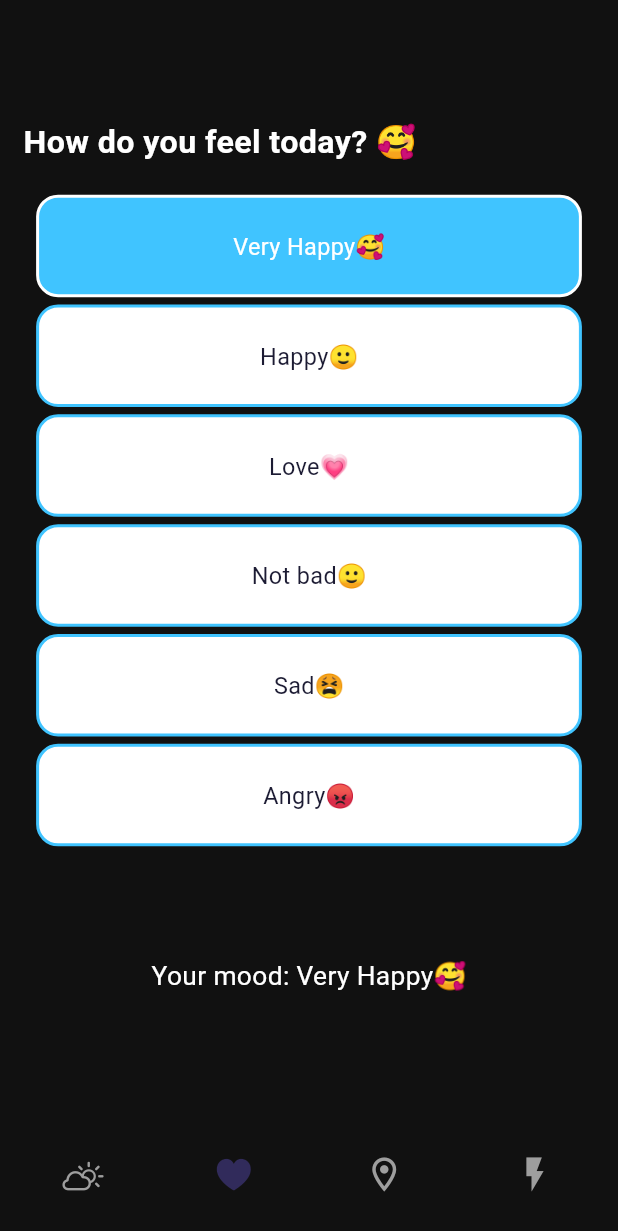
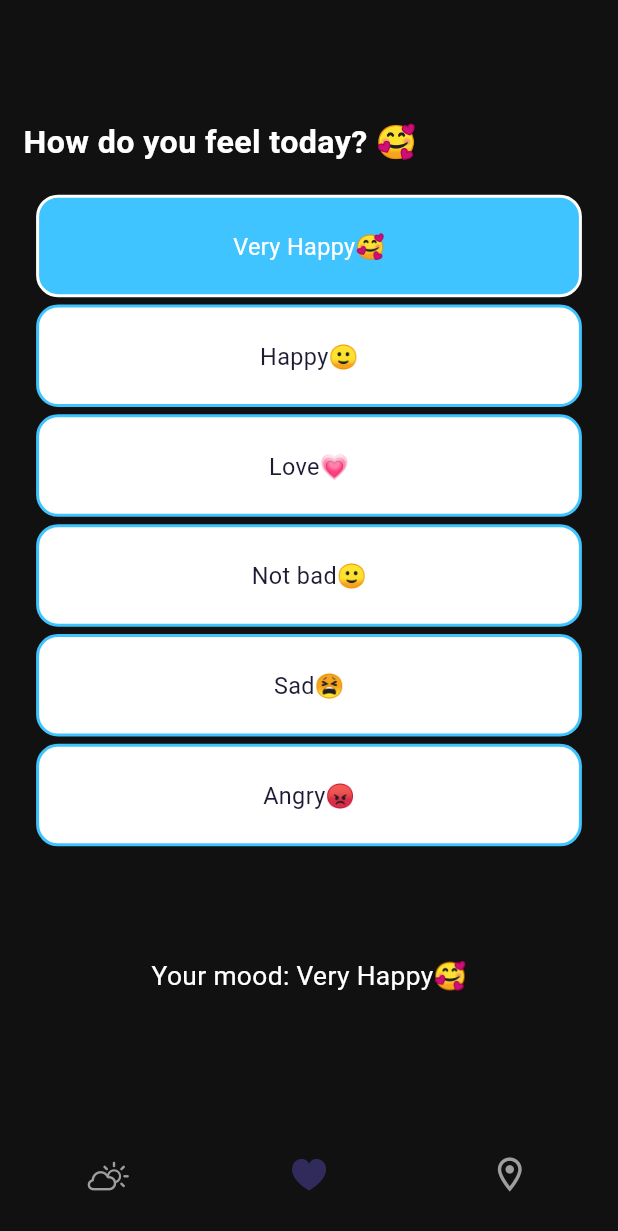
Before and after one commit to fathyyoussef1310/WeatherApp, a Flutter app: the Layoutscreen screen opened by its route, item 2 of the bottom bar chosen, on a phone screen of 412 x 824 dp. Shown: the top 1231 px of the screen. Run offline on Flutter 3.47's test engine with Material 3 defaults, Android fonts, the phone set to English and light mode, and no system bars; our stand-ins replace flutter_bloc, flutter_screenutil, geolocator, get, google_fonts, google_maps_flutter and 3 more; accounts and stored records are empty; Roboto replaces fonts that are missing (Abel).

Commit message:
Weather app Done

```diff
--- a/lib/Core/RoutesManager.dart
+++ b/lib/Core/RoutesManager.dart
@@ -4,7 +4,6 @@ import 'package:weatherapp/Ui/Features/LayoutScreen.dart';
 import 'package:weatherapp/Ui/Features/Map/Map.dart';
 import 'package:weatherapp/Ui/Features/Mode/moodeScreen.dart';
 import 'package:weatherapp/Ui/Features/SplashScreen2.dart';
-import 'package:weatherapp/Ui/Features/profile/Profile.dart';
 import 'package:weatherapp/Ui/SplashScreen.dart';
 
 class RoutesManager{
@@ -29,8 +28,6 @@ class RoutesManager{
         return CupertinoPageRoute(builder: (_)=> Moodescreen());
       case map:
         return CupertinoPageRoute(builder: (_)=> MapSample());
-      case profile:
-        return CupertinoPageRoute(builder: (_)=> Profile());
     }
   }
 }
--- a/lib/Ui/Features/LayoutScreen.dart
+++ b/lib/Ui/Features/LayoutScreen.dart
@@ -5,8 +5,6 @@ import 'package:weatherapp/Core/ColorsManager.dart';
 import 'package:weatherapp/Ui/Features/Home/HomeScreen.dart';
 import 'package:weatherapp/Ui/Features/Map/Map.dart';
 import 'package:weatherapp/Ui/Features/Mode/moodeScreen.dart';
-import 'package:weatherapp/Ui/Features/profile/Profile.dart';
-
 class Layoutscreen extends StatefulWidget {
   const Layoutscreen({super.key});
 
@@ -21,7 +19,6 @@ class _LayoutscreenState extends State<Layoutscreen> {
     Homescreen(),
     Moodescreen(),
     MapSample(),
-    Profile(),
   ];
 
   @override
@@ -39,11 +36,11 @@ class _LayoutscreenState extends State<Layoutscreen> {
           ),
           child: Row(
             mainAxisAlignment: MainAxisAlignment.spaceAround,
-            children: [
+            children:
+            [
               _buildIcon(CupertinoIcons.cloud_sun, 0),
               _buildIcon(CupertinoIcons.heart_solid, 1),
               _buildIcon(Icons.location_on_outlined, 2),
-              _buildIcon(Icons.flash_on_sharp, 3),
             ],
           ),
         ),
```
Also changed, not shown: lib/Ui/Features/profile/Profile.dart (deleted, +0 -18 lines).
